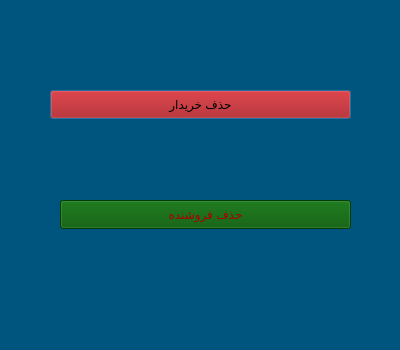
AP-projects-4001/alsa, file menu/delete_user.ui: the form before one commit.
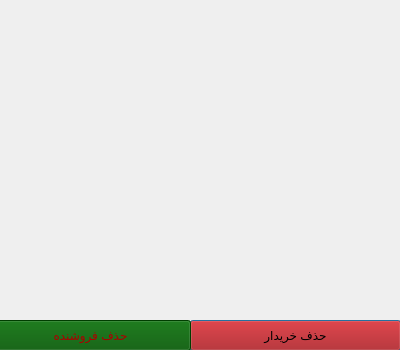
The form after the commit. Icons and pictures are not drawn.

The edit to the form file:
```diff
--- a/menu/delete_user.ui
+++ b/menu/delete_user.ui
@@ -26,15 +26,15 @@
    <string>Dialog</string>
   </property>
   <property name="styleSheet">
-   <string notr="true">background-color: rgb(0, 85, 127);</string>
+   <string notr="true">background-image: url(:/photos/deleteghob.png);</string>
   </property>
   <widget class="QPushButton" name="pushButton">
    <property name="geometry">
     <rect>
-     <x>50</x>
-     <y>90</y>
-     <width>301</width>
-     <height>29</height>
+     <x>190</x>
+     <y>320</y>
+     <width>211</width>
+     <height>31</height>
     </rect>
    </property>
    <property name="styleSheet">
@@ -48,10 +48,10 @@
   <widget class="QPushButton" name="pushButton_2">
    <property name="geometry">
     <rect>
-     <x>60</x>
-     <y>200</y>
-     <width>291</width>
-     <height>29</height>
+     <x>-10</x>
+     <y>320</y>
+     <width>201</width>
+     <height>31</height>
     </rect>
    </property>
    <property name="styleSheet">
```
Left out of the diff: 6 changed lines with no effect on the pictures.
